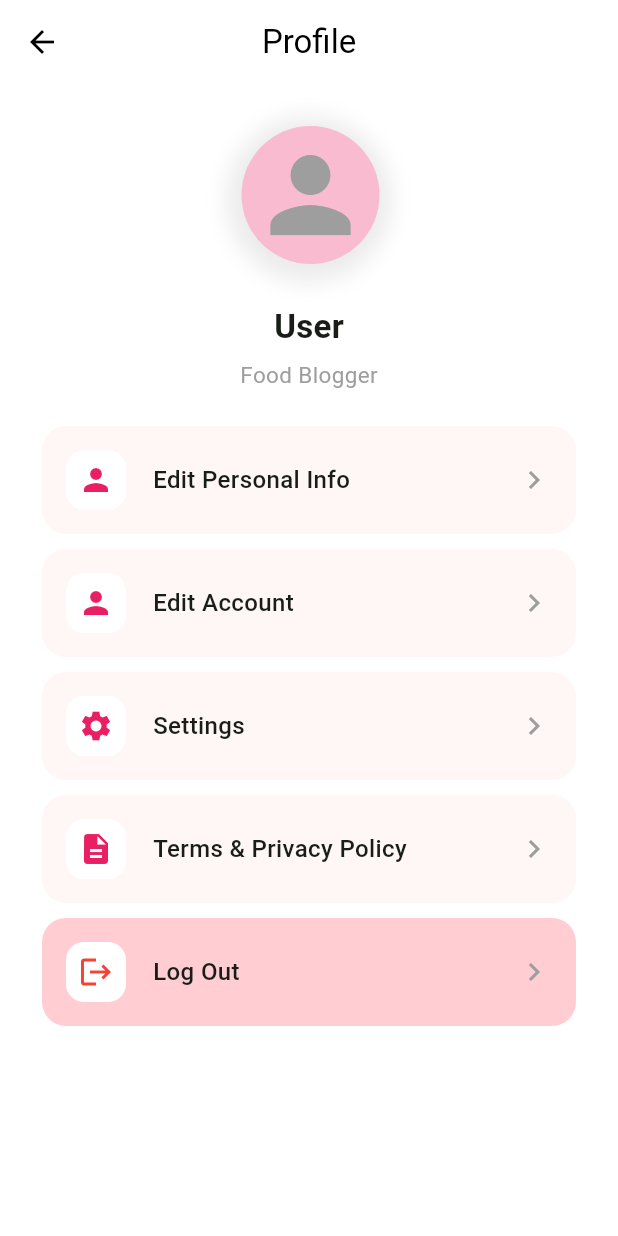
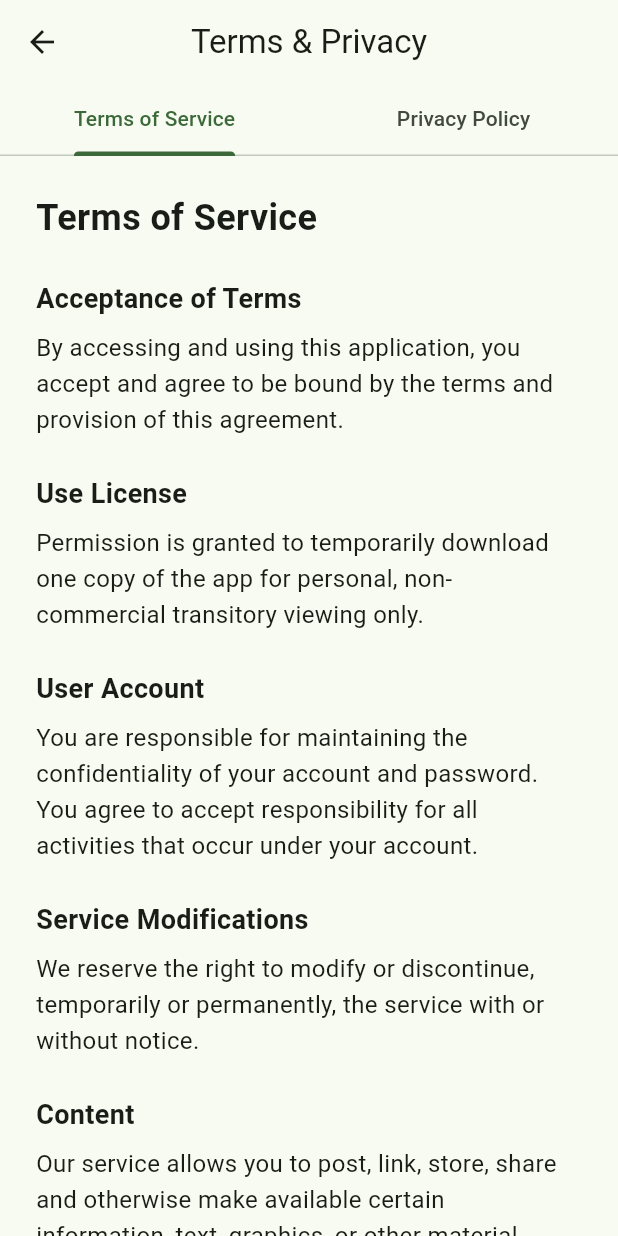
Before and after one commit to Elia-Helou/flutter_project, a Flutter app: the ProfileScreen screen opened by its route, after a tap on "Terms & Privacy Policy", on a phone screen of 412 x 824 dp. Run offline on Flutter 3.47's test engine with Material 3 defaults, Android fonts, the phone set to English and light mode, and no system bars; our stand-ins replace flutter_dotenv; missing offline and left inert: bcrypt, postgres.

Commit message:
Terms and privacy

```diff
--- a/lib/screens/profile_screen.dart
+++ b/lib/screens/profile_screen.dart
@@ -4,6 +4,7 @@ import '../providers/user_provider.dart';
 import '../core/constants/colors.dart';
 import 'edit_profile_screen.dart';
 import 'edit_account_screen.dart';
+import 'terms_privacy_screen.dart';
 
 class ProfileScreen extends StatelessWidget {
   const ProfileScreen({Key? key}) : super(key: key);
@@ -58,7 +59,12 @@ class ProfileScreen extends StatelessWidget {
       _ProfileOption(
         icon: Icons.description,
         label: 'Terms & Privacy Policy',
-        onTap: () {},
+        onTap: () {
+          Navigator.push(
+            context,
+            MaterialPageRoute(builder: (context) => const TermsPrivacyScreen()),
+          );
+        },
       ),
       _ProfileOption(
         icon: Icons.logout,
--- /dev/null
+++ b/lib/screens/terms_privacy_screen.dart
@@ -0,0 +1,161 @@
+import 'package:flutter/material.dart';
+
+class TermsPrivacyScreen extends StatelessWidget {
+  const TermsPrivacyScreen({Key? key}) : super(key: key);
+
+  @override
+  Widget build(BuildContext context) {
+    return DefaultTabController(
+      length: 2,
+      child: Scaffold(
+        appBar: AppBar(
+          title: const Text('Terms & Privacy'),
+          centerTitle: true,
+          bottom: const TabBar(
+            tabs: [
+              Tab(text: 'Terms of Service'),
+              Tab(text: 'Privacy Policy'),
+            ],
+          ),
+        ),
+        body: TabBarView(
+          children: [
+            _TermsOfServiceTab(),
+            _PrivacyPolicyTab(),
+          ],
+        ),
+      ),
+    );
+  }
+}
+
+class _TermsOfServiceTab extends StatelessWidget {
+  @override
+  Widget build(BuildContext context) {
+    return SingleChildScrollView(
+      padding: const EdgeInsets.all(24.0),
+      child: Column(
+        crossAxisAlignment: CrossAxisAlignment.start,
+        children: [
+          const Text(
+            'Terms of Service',
+            style: TextStyle(
+              fontSize: 24,
+              fontWeight: FontWeight.bold,
+            ),
+          ),
+          const SizedBox(height: 24),
+          _buildSection(
+            'Acceptance of Terms',
+            'By accessing and using this application, you accept and agree to be bound by the terms and provision of this agreement.',
+          ),
+          _buildSection(
+            'Use License',
+            'Permission is granted to temporarily download one copy of the app for personal, non-commercial transitory viewing only.',
+          ),
+          _buildSection(
+            'User Account',
+            'You are responsible for maintaining the confidentiality of your account and password. You agree to accept responsibility for all activities that occur under your account.',
+          ),
+          _buildSection(
+            'Service Modifications',
+            'We reserve the right to modify or discontinue, temporarily or permanently, the service with or without notice.',
+          ),
+          _buildSection(
+            'Content',
+            'Our service allows you to post, link, store, share and otherwise make available certain information, text, graphics, or other material.',
+          ),
+          _buildSection(
+            'Termination',
+            'We may terminate or suspend your account and bar access to the Service immediately, without prior notice or liability.',
+          ),
+          _buildSection(
+            'Governing Law',
+            'These Terms shall be governed and construed in accordance with the laws, without regard to its conflict of law provisions.',
+          ),
+        ],
+      ),
+    );
+  }
+}
+
+class _PrivacyPolicyTab extends StatelessWidget {
+  @override
+  Widget build(BuildContext context) {
+    return SingleChildScrollView(
+      padding: const EdgeInsets.all(24.0),
+      child: Column(
+        crossAxisAlignment: CrossAxisAlignment.start,
+        children: [
+          const Text(
+            'Privacy Policy',
+            style: TextStyle(
+              fontSize: 24,
+              fontWeight: FontWeight.bold,
+            ),
+          ),
+          const SizedBox(height: 24),
+          _buildSection(
+            'Information Collection',
+            'We collect information that you provide directly to us when you create an account, including your name, email address, and other profile information.',
+          ),
+          _buildSection(
+            'How We Use Your Information',
+            'We use the information we collect to provide, maintain, and improve our services, communicate with you, and protect our services and users.',
+          ),
+          _buildSection(
+            'Information Sharing',
+            'We do not share your personal information with companies, organizations, or individuals outside of our service except in the following cases:\n'
+            '• With your consent\n'
+            '• For legal reasons\n'
+            '• To protect rights and safety',
+          ),
+          _buildSection(
+            'Data Security',
+            'We work hard to protect our users from unauthorized access to or unauthorized alteration, disclosure, or destruction of information we hold.',
+          ),
+          _buildSection(
+            'Your Rights',
+            'You have the right to:\n'
+            '• Access your personal data\n'
+            '• Correct inaccurate data\n'
+            '• Request deletion of your data\n'
+            '• Object to our use of your data',
+          ),
+          _buildSection(
+            'Changes to This Policy',
+            'We may update our Privacy Policy from time to time. We will notify you of any changes by posting the new Privacy Policy on this page.',
+          ),
+          _buildSection(
+            'Contact Us',
+            'If you have any questions about this Privacy Policy, please contact us.',
+          ),
+        ],
+      ),
+    );
+  }
+}
+
+Widget _buildSection(String title, String content) {
+  return Column(
+    crossAxisAlignment: CrossAxisAlignment.start,
+    children: [
+      Text(
+        title,
+        style: const TextStyle(
+          fontSize: 18,
+          fontWeight: FontWeight.bold,
+        ),
+      ),
+      const SizedBox(height: 8),
+      Text(
+        content,
+        style: const TextStyle(
+          fontSize: 16,
+          height: 1.5,
+        ),
+      ),
+      const SizedBox(height: 24),
+    ],
+  );
+}
```
